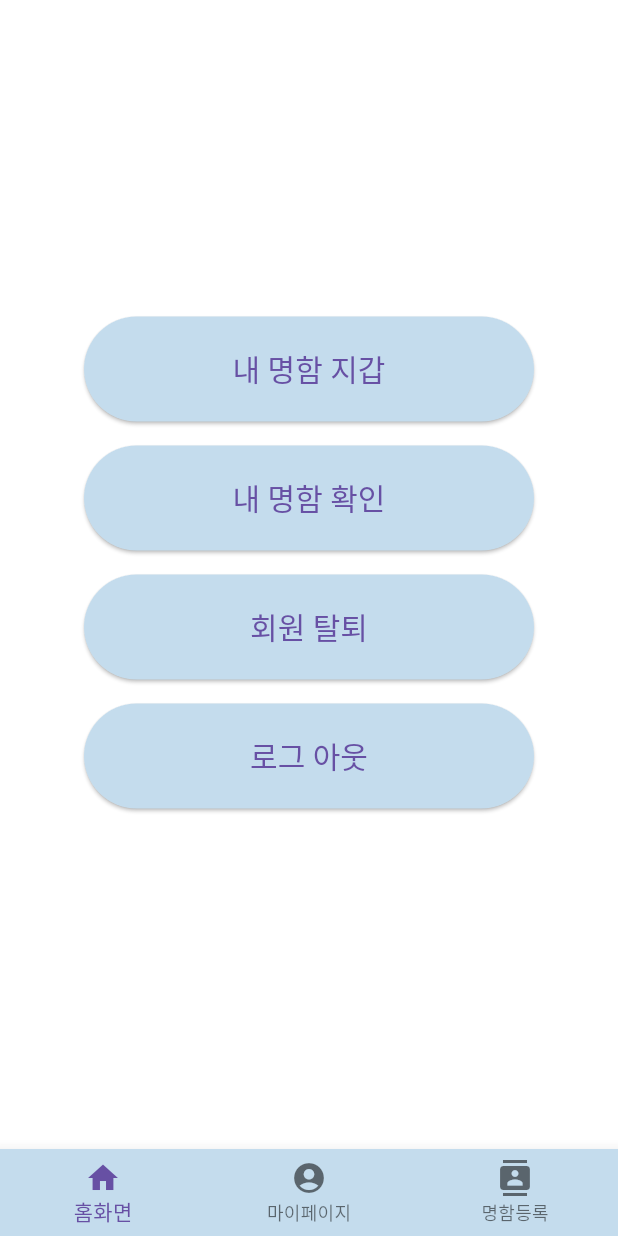
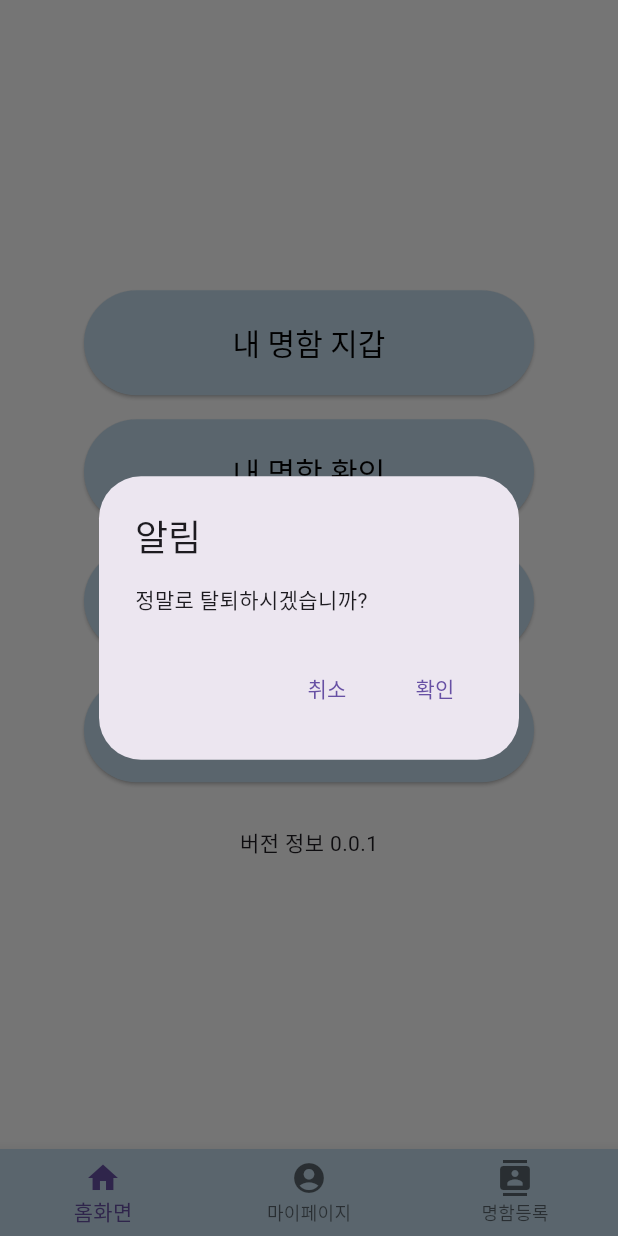
Before and after one commit to netCard-TUK/frontend, a Flutter app: the MyPage screen opened by its route, item 2 of the bottom bar chosen, after a tap on "회원 탈퇴", on a phone screen of 412 x 824 dp. Run offline on Flutter 3.47's test engine with Material 3 defaults, Android fonts, the phone set to English and light mode, and no system bars; our stand-ins replace get, get_storage, image_picker; accounts and stored records are empty.

Commit message:
mypage alert 추가

```diff
--- a/lib/src/view/mypageView.dart
+++ b/lib/src/view/mypageView.dart
@@ -1,7 +1,7 @@
 import 'package:flutter/material.dart';
 import 'package:frontend/src/widget/bottomNavigation.dart';
 
-class MyPage extends StatefulWidget{
+class MyPage extends StatefulWidget {
   const MyPage({super.key});
 
   @override
@@ -9,7 +9,6 @@ class MyPage extends StatefulWidget{
 }
 
 class _MyPage extends State<MyPage> {
-
   void _walletsSubmitForm() async {
     //내 명함 지갑 버튼을 누를때 로직
     Navigator.pushNamed(context, '/wallets');
@@ -18,6 +17,62 @@ class _MyPage extends State<MyPage> {
   void _cardsSubmitForm() async {
     //내 명함 확인 버튼을 누를때 로직
     Navigator.pushNamed(context, '/cards');
+  }
+
+  void _withdrawAlertForm(BuildContext context) async {
+    //회원 탈퇴 버튼을 누를때 로직
+    return showDialog<void>(
+        // 다이얼로그 위젯 소환
+        context: context,
+        barrierDismissible: false, // 다이얼로그 이외의 바탕을 눌러도 안꺼지도록 설정
+        builder: (BuildContext context) {
+          return AlertDialog(
+            title: Text('알림'),
+            content: Text('정말로 탈퇴하시겠습니까?'),
+            actions: [
+              TextButton(
+                child: Text('취소'),
+                onPressed: () {
+                  Navigator.of(context).pop();
+                },
+              ),
+              TextButton(
+                child: Text('확인'),
+                onPressed: () {
+                  Navigator.of(context).pop();
+                },
+              ),
+            ],
+          );
+        });
+  }
+
+  void _logoutAlertForm(BuildContext context) async {
+    //로그아웃 버튼을 누를때 로직
+    return showDialog<void>(
+        // 다이얼로그 위젯 소환
+        context: context,
+        barrierDismissible: false, // 다이얼로그 이외의 바탕을 눌러도 안꺼지도록 설정
+        builder: (BuildContext context) {
+          return AlertDialog(
+            title: Text('알림'),
+            content: Text('정말로 탈퇴하시겠습니까?'),
+            actions: [
+              TextButton(
+                child: Text('취소'),
+                onPressed: () {
+                  Navigator.of(context).pop();
+                },
+              ),
+              TextButton(
+                child: Text('확인'),
+                onPressed: () {
+                  Navigator.of(context).pop();
+                },
+              ),
+            ],
+          );
+        });
   }
 
   @override
@@ -36,9 +91,10 @@ class _MyPage extends State<MyPage> {
               style: ElevatedButton.styleFrom(
                 fixedSize: Size(300, 70),
                 backgroundColor: Color(0xffC4DCED),
+                onPrimary: Colors.black,
                 textStyle: const TextStyle(
+                  fontSize: 20,
                   color: Colors.black,
-                  fontSize: 20,
                 ), // 원하는 크기 설정
               ),
             ),
@@ -47,13 +103,15 @@ class _MyPage extends State<MyPage> {
 
             //내 명함 확인
             ElevatedButton(
-              onPressed: _cardsSubmitForm,
+              onPressed: () {
+                _cardsSubmitForm();
+              },
               child: Text('내 명함 확인'),
               style: ElevatedButton.styleFrom(
                 fixedSize: Size(300, 70),
                 backgroundColor: Color(0xffC4DCED),
+                onPrimary: Colors.black,
                 textStyle: const TextStyle(
-                  color: Colors.black,
                   fontSize: 20,
                 ), // 원하는 크기 설정
               ),
@@ -62,12 +120,13 @@ class _MyPage extends State<MyPage> {
             //회원 탈퇴
             ElevatedButton(
               onPressed: () {
-                // 버튼3 클릭 시 수행할 작업
+                _withdrawAlertForm(context);
               },
               child: Text('회원 탈퇴'),
               style: ElevatedButton.styleFrom(
                 fixedSize: Size(300, 70),
                 backgroundColor: Color(0xffC4DCED),
+                onPrimary: Colors.black,
                 textStyle: const TextStyle(
                   color: Colors.black,
                   fontSize: 20,
@@ -78,20 +137,22 @@ class _MyPage extends State<MyPage> {
             //로그아웃
             ElevatedButton(
               onPressed: () {
-                // 버튼4 클릭 시 수행할 작업
+                _logoutAlertForm(context);
               },
-              child: Text('로그 아웃'),
+              child: Text('로그아웃'),
               style: ElevatedButton.styleFrom(
                 fixedSize: Size(300, 70),
                 backgroundColor: Color(0xffC4DCED),
+                onPrimary: Colors.black,
                 textStyle: const TextStyle(
                   color: Colors.black,
                   fontSize: 20,
                 ), // 원하는 크기 설정
               ),
             ),
-            const SizedBox(height: 16),
+            const SizedBox(height: 30),
             // 버전 정보
+            const Text("버전 정보 0.0.1")
           ],
         ),
       ),
```
Also changed, not shown: lib/src/view/app.dart (+4 -7 lines).
